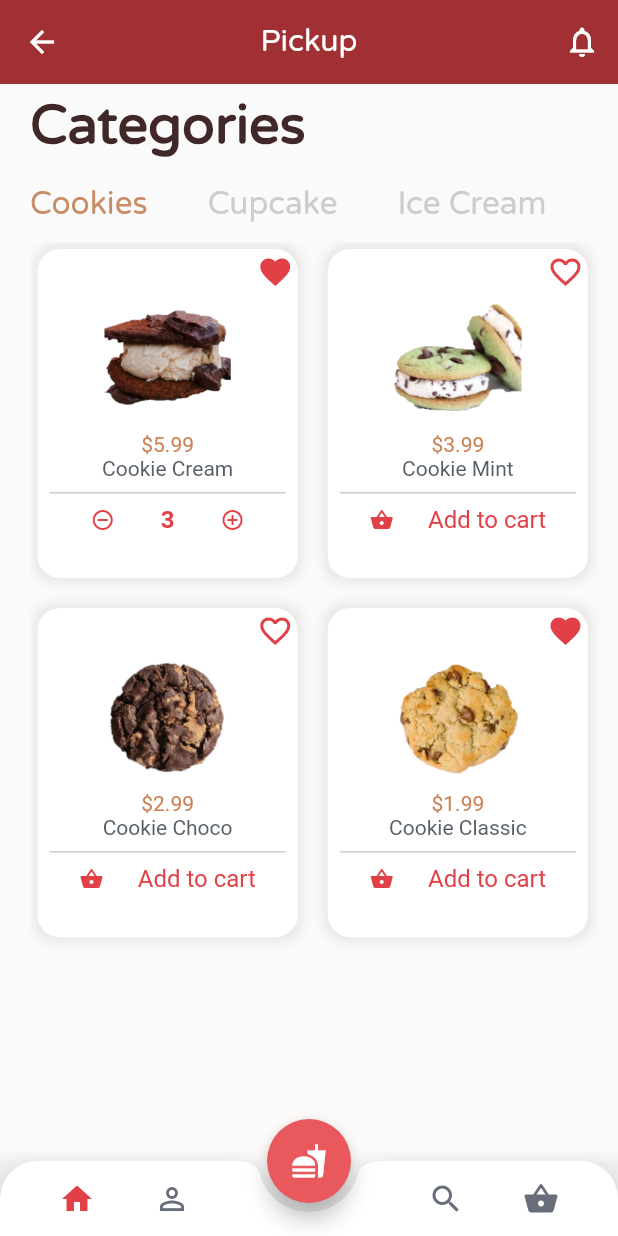
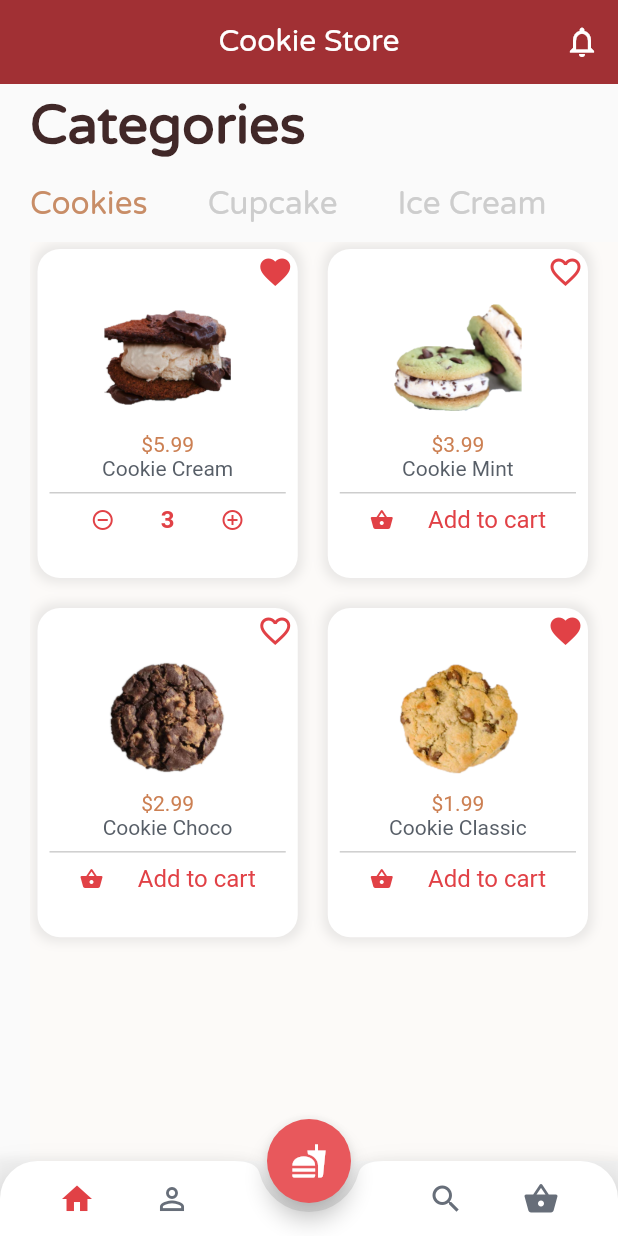
Before and after one commit to helenabd/cookie_store_app, a Flutter app: the screen it shows after launch, on a phone screen of 412 x 824 dp. Run offline on Flutter 3.47's test engine with Material 2 defaults, Android fonts, the phone set to English and light mode, and no system bars.

Commit message:
Upgrade and Add Readme

```diff
--- a/lib/widgets/app_bar.dart
+++ b/lib/widgets/app_bar.dart
@@ -7,17 +7,17 @@ AppBar appBar(BuildContext context) {
     backgroundColor: kbackgroundColor,
     elevation: 0.0,
     centerTitle: true,
-    leading: IconButton(
-      icon: Icon(
-        Icons.arrow_back,
-        color: kprimaryColor,
-      ),
-      onPressed: () {
-        Navigator.of(context).pop();
-      },
-    ),
+    // leading: IconButton(
+    //   icon: Icon(
+    //     Icons.arrow_back,
+    //     color: kprimaryColor,
+    //   ),
+    //   onPressed: () {
+    //     Navigator.of(context).pop();
+    //   },
+    // ),
     title: Text(
-      'Pickup',
+      'Cookie Store',
       style: TextStyle(
         fontSize: 20.0,
         color: kprimaryColor,
```
Also changed, not shown: readme/cookie_category.png (added), readme/cookie_item.png (added), readme/cookie_store.gif (added), readme/cupcake_category.png (added), readme/cupcake_item.png (added), readme/icecream_category.png (added), readme/icecream_item.png (added), readme/logo.png (added).
